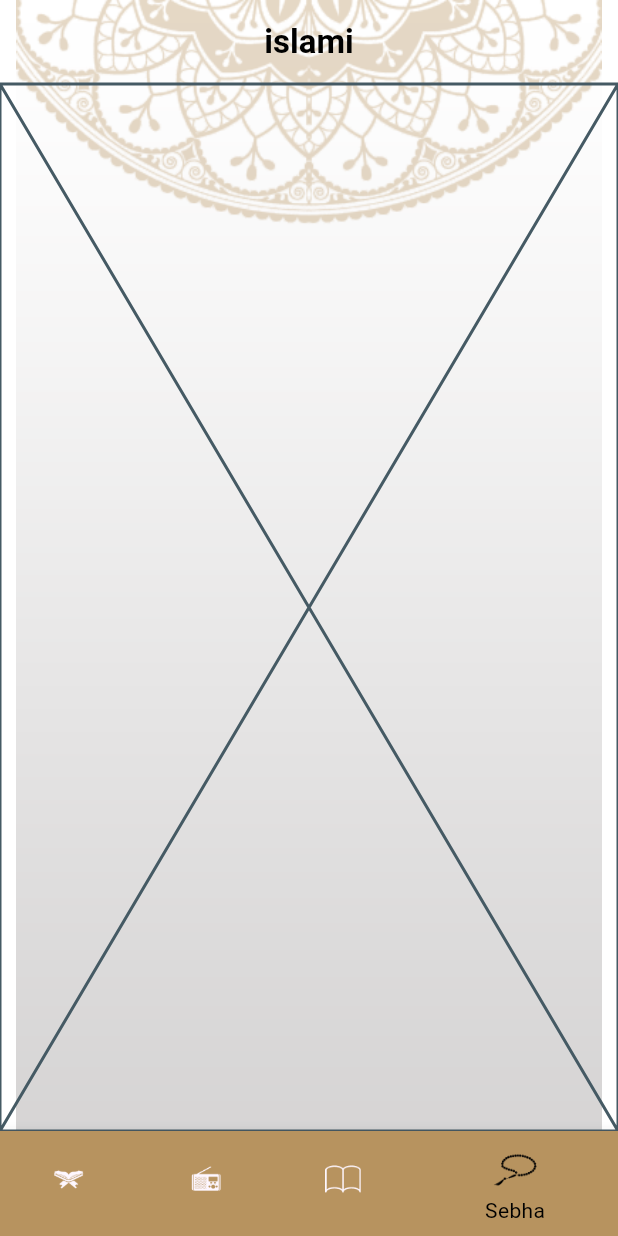
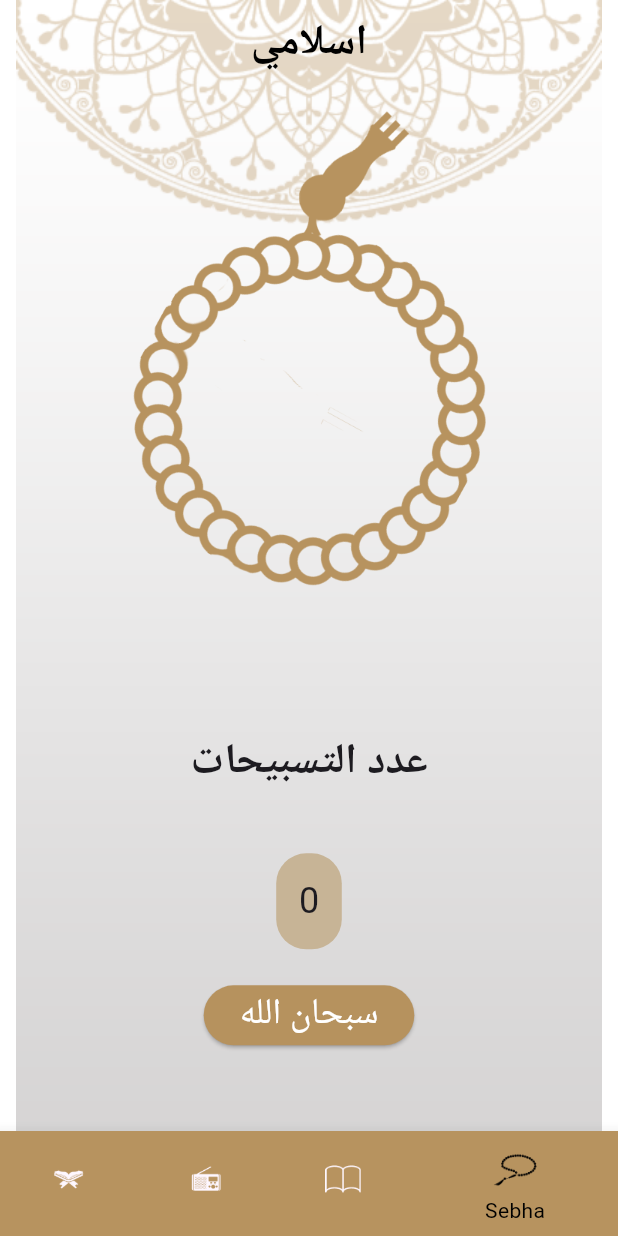
Before and after one commit to mayaryasser2005/islami_project, a Flutter app: the screen it shows after launch, item 4 of the bottom bar chosen, on a phone screen of 412 x 824 dp. Run offline on Flutter 3.47's test engine with Material 3 defaults, Android fonts, the phone set to English and light mode, and no system bars.

Commit message:
Finished sebha widget.

```diff
--- a/lib/main.dart
+++ b/lib/main.dart
@@ -1,9 +1,11 @@
 import 'package:flutter/material.dart';
 import 'package:islame_project/screens/home/home.dart';
+import 'package:islame_project/screens/home/tabs/sebha/sebha.dart';
 import 'package:islame_project/screens/splash/splash.dart';
+import 'package:islame_project/screens/suradetails/suradetails.dart';
 
 void main() {
-  runApp(MyApp());
+  runApp(const MyApp());
 }
 
 class MyApp extends StatelessWidget {
@@ -15,6 +17,8 @@ class MyApp extends StatelessWidget {
       routes: {
         Splash.routeNamed: (_) => const Splash(),
         Home.routeNamed: (_) => const Home(),
+        SuraDetails.routeNamed: (_) => SuraDetails(),
+        Sebha.routeNamed: (_) => Sebha()
       },
       initialRoute: Splash.routeNamed,
     );
--- /dev/null
+++ b/lib/model/suraDetailArys.dart
@@ -0,0 +1,6 @@
+class SuraDetaiaArys {
+  String suraname;
+  String filename;
+
+  SuraDetaiaArys({required this.suraname, required this.filename});
+}
--- a/lib/screens/home/home.dart
+++ b/lib/screens/home/home.dart
@@ -29,8 +29,8 @@ class _HomeState extends State<Home> {
       child: Scaffold(
           appBar: AppBar(
             title: Text(
-              "islami",
-              style: AppStyle.appBartextstyle,
+            "اسلامي",
+            style: AppStyle.appBartextstyle,
             ),
             centerTitle: true,
             backgroundColor: AppColors.transparent,
--- a/lib/screens/home/tabs/sebha/sebha.dart
+++ b/lib/screens/home/tabs/sebha/sebha.dart
@@ -1,10 +1,97 @@
-import 'package:flutter/cupertino.dart';
+import 'package:flutter/material.dart';
+import 'package:islame_project/utils/app_assets.dart';
 
-class Sebha extends StatelessWidget {
+class Sebha extends StatefulWidget {
+  static const routeNamed = "Sebha";
+
   const Sebha({super.key});
 
   @override
+  State<Sebha> createState() => _SebhaState();
+}
+
+class _SebhaState extends State<Sebha> {
+  int counter = 0;
+  List<String> buttonChange = ["سبحان الله", "الله اكبر", "الحمد لله"];
+  String text = "سبحان الله"; // Initial text
+  double _turns = 0.0;
+
+  @override
   Widget build(BuildContext context) {
-    return const Placeholder();
+    return Center(
+      child: Column(
+        mainAxisAlignment: MainAxisAlignment.center,
+        children: [
+          Expanded(
+            flex: 70,
+            child: Stack(children: [
+              Container(
+                  margin: EdgeInsets.only(left: 60, top: 18),
+                  alignment: Alignment.topCenter,
+                  child: Image.asset(AppAssets.HeadOfSeb7a)),
+              Container(
+                alignment: Alignment.center,
+                child: AnimatedRotation(
+                  turns: _turns,
+                  duration: const Duration(seconds: 1),
+                  child: Image.asset(AppAssets.SebhaTabLogo),
+                ),
+              ),
+            ]),
+          ),
+          const Text(
+            "عدد التسبيحات",
+            style: TextStyle(fontSize: 28, fontWeight: FontWeight.w700),
+          ),
+          const SizedBox(height: 40),
+          Expanded(
+              flex: 30,
+              child: Column(
+                children: [
+                  Container(
+                    padding: const EdgeInsets.all(15),
+                    decoration: BoxDecoration(
+                        color: const Color.fromRGBO(199, 180, 150, 1.0),
+                        borderRadius: BorderRadius.circular(20.0)),
+                    child: Text(
+                      "$counter",
+                      style: const TextStyle(fontSize: 24),
+                    ),
+                  ),
+                  const SizedBox(height: 20),
+                  ElevatedButton(
+                    onPressed: add,
+                    style: ElevatedButton.styleFrom(
+                        backgroundColor:
+                            const Color.fromRGBO(182, 146, 94, 1.0),
+                        shape: RoundedRectangleBorder(
+                          borderRadius: BorderRadius.circular(30.0),
+                        )),
+                    child: Text(
+                      text,
+                      style: const TextStyle(color: Colors.white, fontSize: 24),
+                    ),
+                  ),
+                  const SizedBox(height: 50),
+                ],
+              ))
+        ],
+      ),
+    );
+  }
+
+  void add() {
+    setState(() {
+      _turns += 0.05;
+      counter++;
+      updateText();
+    });
+  }
+
+  void updateText() {
+    setState(() {
+      int index = (counter ~/ 33) % buttonChange.length;
+      text = buttonChange[index];
+    });
   }
 }
--- a/lib/screens/splash/splash.dart
+++ b/lib/screens/splash/splash.dart
@@ -9,7 +9,7 @@ class Splash extends StatelessWidget {
 
   @override
   Widget build(BuildContext context) {
-    Future.delayed(Duration(seconds: 2), () {
+    Future.delayed(const Duration(seconds: 2), () {
       Navigator.pushReplacementNamed(context, Home.routeNamed);
     });
     return Scaffold(
--- a/lib/utils/app_assets.dart
+++ b/lib/utils/app_assets.dart
@@ -9,4 +9,5 @@ abstract class AppAssets {
   static const String mainBackgraond = "assets/images/main_background.png";
   static const String AhadathTabLogo = "assets/images/ahadath_tab_logo.png";
   static const String quranTabLogo = "assets/images/quran_tab_logo.png";
+  static const String HeadOfSeb7a = "assets/images/head of seb7a.png";
 }
--- a/lib/utils/app_style.dart
+++ b/lib/utils/app_style.dart
@@ -3,5 +3,5 @@ import 'package:islame_project/utils/app_colors.dart';
 
 abstract class AppStyle {
   static const TextStyle appBartextstyle = TextStyle(
-      color: AppColors.accent, fontSize: 22, fontWeight: FontWeight.bold);
+      color: AppColors.accent, fontSize: 28, fontWeight: FontWeight.bold);
 }
--- a/pubspec.yaml
+++ b/pubspec.yaml
@@ -34,6 +34,7 @@ flutter:
   # To add assets to your application, add an assets section, like this:
   assets:
     - assets/images/
+    - assets/files/quran/
 
 
   # An image asset can refer to one or more resolution-specific "variants", see
```
Also changed, not shown: lib/screens/home/tabs/quran/quran.dart (+7 -12 lines), lib/screens/suradetails/suradetails.dart (added, +16 -0 lines), assets/images/2.0x/head of seb7a.png (added), assets/images/3.0x/head of seb7a.png (added), assets/images/head of seb7a.png (added), assets/images/sebha_tab_logo.png (renamed from assets/images/sebha_tab_iogo.png).
